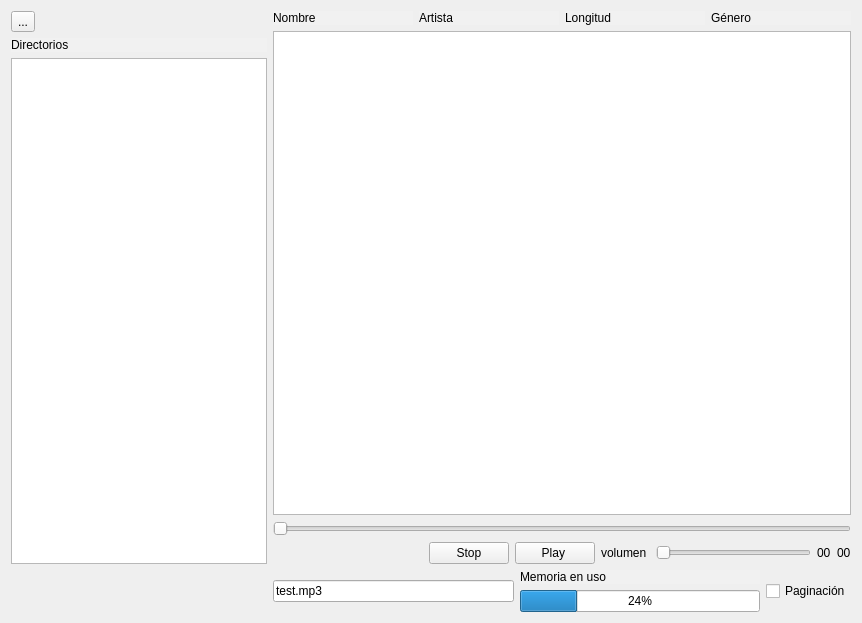
This is Proyecto1-Radio/widget.ui in lazhero/RadioOdyssey as Qt 5 draws it before an edit. The edited form follows.
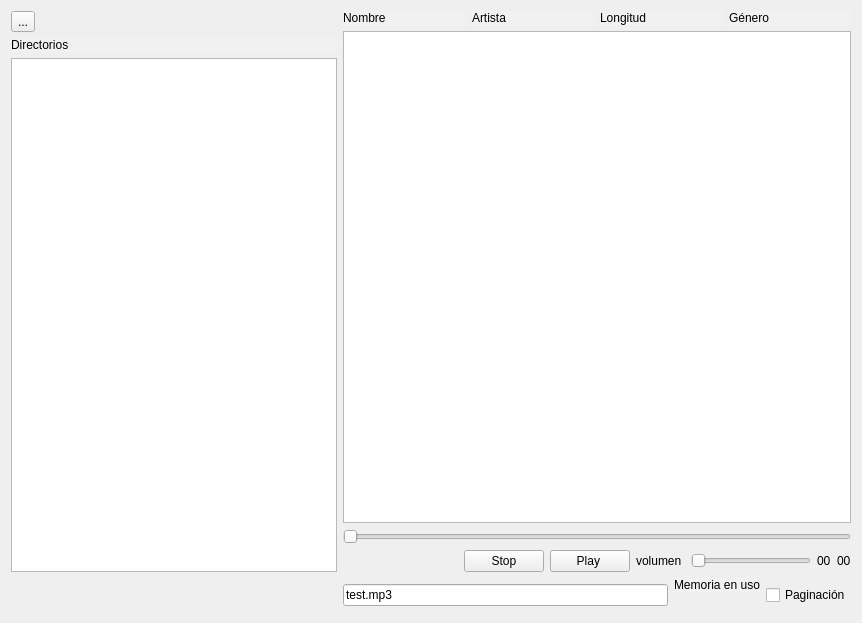
This is the edited form.

Commit message: Calculo de items por ventana, posicion de scroll y total objetos

Diff of the .ui file:
```diff
--- a/Proyecto1-Radio/widget.ui
+++ b/Proyecto1-Radio/widget.ui
@@ -181,9 +181,9 @@
       </widget>
      </item>
      <item>
-      <widget class="QProgressBar" name="MemoryBar">
-       <property name="value">
-        <number>24</number>
+      <widget class="QLabel" name="Memory">
+       <property name="text">
+        <string/>
        </property>
       </widget>
      </item>
```
The commit also changes 4 other files.
